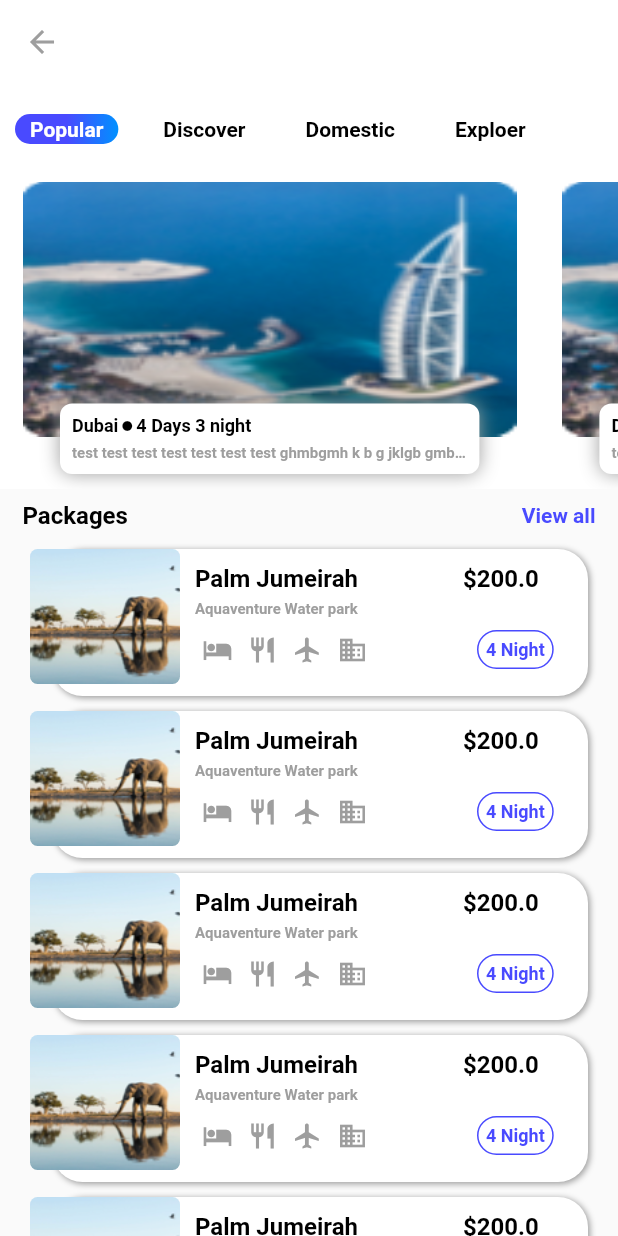
After one commit to kavathiyatulsi/fluttercohort, a Flutter app: the screen it shows after launch, after a tap on "ITALY", on a phone screen of 412 x 824 dp. The commit adds this screen. Run offline on Flutter 3.47's test engine with Material 2 defaults, Android fonts, the phone set to English and light mode, and no system bars; our stand-ins replace cloud_firestore, firebase_auth, rxdart, toast; accounts and stored records are empty; Roboto replaces fonts that are missing (Poppins-Medium.ttf, Poppins-Regular.ttf, Poppins-SemiBold.ttf).

Commit message:
Create UI of Packages view

```diff
--- a/lib/main.dart
+++ b/lib/main.dart
@@ -16,3 +16,7 @@ class MyApp extends StatelessWidget {
     );
   }
 }
+extension WidgetPadding on Widget {
+  Widget paddingAll(double padding) =>
+      Padding(padding: EdgeInsets.all(padding), child: this);
+}
--- a/lib/screen/home/home_screen.dart
+++ b/lib/screen/home/home_screen.dart
@@ -1,6 +1,6 @@
 import 'package:cohort_app/screen/home/widget/BestExperience.dart';
 import 'package:cohort_app/screen/home/widget/BudgetPackage.dart';
-import 'package:cohort_app/screen/home/widget/PackageView.dart';
+import 'package:cohort_app/screen/home/widget/CommonTextView.dart';
 import 'package:cohort_app/screen/home/widget/PopularPackage.dart';
 import 'package:cohort_app/theme/color.dart';
 import 'package:cohort_app/theme/string.dart';
@@ -21,7 +21,7 @@ class _HomeScreenState extends State<HomeScreen> {
             children: <Widget>[
               topView(),
               PopularPackage(),
-              PackageView(bestExperience),
+              CommonTextView(bestExperience),
               BestExperience(),
               BudgetPackage()
             ],
--- a/lib/screen/home/widget/BestExperience.dart
+++ b/lib/screen/home/widget/BestExperience.dart
@@ -4,7 +4,7 @@ import 'package:cohort_app/theme/string.dart';
 import 'package:cohort_app/widget/RaisedGradientButton.dart';
 import 'package:flutter/material.dart';
 
-import 'PackageView.dart';
+import 'CommonTextView.dart';
 
 class BestExperience extends StatefulWidget {
   @override
--- a/lib/screen/home/widget/BudgetPackage.dart
+++ b/lib/screen/home/widget/BudgetPackage.dart
@@ -3,7 +3,7 @@ import 'package:cohort_app/theme/color.dart';
 import 'package:cohort_app/theme/string.dart';
 import 'package:flutter/material.dart';
 
-import 'PackageView.dart';
+import 'CommonTextView.dart';
 
 class BudgetPackage extends StatefulWidget {
   @override
@@ -16,7 +16,7 @@ class _BudgetPackageState extends State<BudgetPackage> {
     return Padding(
       padding: EdgeInsets.symmetric(vertical: 20.0),
       child: Column(
-        children: <Widget>[PackageView(budgetPackages),
+        children: <Widget>[CommonTextView(budgetPackages),
           sizeBox(15),
           popularPackageList()],
       ),
--- a/lib/screen/home/widget/PackageView.dart
+++ b/lib/screen/home/widget/CommonTextView.dart
@@ -2,10 +2,10 @@ import 'package:cohort_app/theme/color.dart';
 import 'package:cohort_app/theme/string.dart';
 import 'package:flutter/material.dart';
 
-class PackageView extends StatelessWidget {
+class CommonTextView extends StatelessWidget {
   String title;
 
-  PackageView(this.title);
+  CommonTextView(this.title);
 
   @override
   Widget build(BuildContext context) {
--- a/lib/screen/home/widget/PopularPackage.dart
+++ b/lib/screen/home/widget/PopularPackage.dart
@@ -1,9 +1,10 @@
 import 'package:cohort_app/common/SizeBoxView.dart';
+import 'package:cohort_app/screen/packages/package_screen.dart';
 import 'package:cohort_app/theme/color.dart';
 import 'package:cohort_app/theme/string.dart';
 import 'package:flutter/material.dart';
 
-import 'PackageView.dart';
+import 'CommonTextView.dart';
 
 class PopularPackage extends StatefulWidget {
   @override
@@ -16,15 +17,10 @@ class _PopularPackageState extends State<PopularPackage> {
     return Padding(
       padding: EdgeInsets.symmetric(vertical: 20.0),
       child: Column(
-        children: <Widget>[
-          PackageView(popularPackages),
-          popularPackageList()
-        ],
+        children: <Widget>[CommonTextView(popularPackages), popularPackageList()],
       ),
     );
   }
-
-
 
   Widget popularPackageList() {
     return Container(
@@ -39,7 +35,12 @@ class _PopularPackageState extends State<PopularPackage> {
   }
 
   Widget getRow(int index) {
-    return Padding(
+    return GestureDetector(
+      onTap: () {
+        Navigator.push(
+            context, MaterialPageRoute(builder: (_) => PackageScreen()));
+      },
+      child: Padding(
           padding: EdgeInsets.all(10.0),
           child: Container(
             width: 120.0,
@@ -69,8 +70,10 @@ class _PopularPackageState extends State<PopularPackage> {
                       sizeBox(5.0),
                       Text(
                         'Burana\nisland'.toUpperCase(),
-                      style:
-                          Theme.of(context).textTheme.body2.apply(color: white),
+                        style: Theme.of(context)
+                            .textTheme
+                            .body2
+                            .apply(color: white),
                       ),
                       sizeBox(5.0),
                       Text(
@@ -81,13 +84,12 @@ class _PopularPackageState extends State<PopularPackage> {
                             fontFamily: poppinsMedium),
                       ),
                       sizeBox(5.0),
-
                     ],
                   ),
                 ),
                 Positioned(
                   bottom: 9.0,
-                right:0,
+                  right: 0,
                   left: 0,
                   child: Align(
                     child: Container(
@@ -113,6 +115,7 @@ class _PopularPackageState extends State<PopularPackage> {
                 ),
               ],
             ),
-        ));
+          )),
+    );
   }
 }
--- /dev/null
+++ b/lib/screen/packages/package_screen.dart
@@ -0,0 +1,39 @@
+import 'package:cohort_app/common/SizeBoxView.dart';
+import 'package:cohort_app/screen/home/widget/CommonTextView.dart';
+import 'package:cohort_app/screen/packages/widget/PackagesView.dart';
+import 'package:cohort_app/screen/packages/widget/SelectedCategory.dart';
+import 'package:cohort_app/theme/color.dart';
+import 'package:cohort_app/theme/string.dart';
+import 'package:flutter/material.dart';
+
+class PackageScreen extends StatefulWidget {
+  @override
+  _PackageScreenState createState() => _PackageScreenState();
+}
+
+class _PackageScreenState extends State<PackageScreen> {
+  @override
+  Widget build(BuildContext context) {
+    return Scaffold(
+      appBar: AppBar(
+        backgroundColor: white,
+        leading: GestureDetector(
+            onTap: (){
+              Navigator.pop(context);
+            },
+            child: Icon(Icons.arrow_back,color: gray,)),
+        elevation: 0.0,
+      ),
+      body: Column(
+      children: <Widget>[
+        SelectedCategory(),
+        sizeBox(8),
+        CommonTextView(packages),
+        sizeBox(8),
+        PackagesView()
+
+      ],
+      ),
+    );
+  }
+}
--- /dev/null
+++ b/lib/screen/packages/widget/PackagesView.dart
@@ -0,0 +1,134 @@
+import 'package:cohort_app/common/SizeBoxView.dart';
+import 'package:cohort_app/theme/color.dart';
+import 'package:cohort_app/theme/string.dart';
+import 'package:flutter/material.dart';
+import 'package:cohort_app/theme/style.dart';
+
+class PackagesView extends StatefulWidget {
+  @override
+  _PackagesViewState createState() => _PackagesViewState();
+}
+
+class _PackagesViewState extends State<PackagesView> {
+  @override
+  Widget build(BuildContext context) {
+    return Expanded(
+      child: Container(
+          width: MediaQuery.of(context).size.width,
+          child: ListView.builder(
+              scrollDirection: Axis.vertical,
+              itemCount: 10,
+              itemBuilder: (BuildContext context, int index) {
+                return getRow(index);
+              })),
+    );
+  }
+
+  Widget getRow(int index) {
+    return Padding(
+      padding: const EdgeInsets.all(5.0),
+      child: Stack(
+        children: <Widget>[
+          Container(
+            padding: EdgeInsets.symmetric(vertical: 10, horizontal: 10.0),
+            margin: EdgeInsets.only(left: 30.0, right: 15),
+            decoration: BoxDecoration(
+                color: white,
+                borderRadius: BorderRadius.all(
+                  Radius.circular(20.0),
+                ),
+                boxShadow: [
+                  BoxShadow(
+                      color: Colors.grey,
+                      blurRadius: 3.0,
+                      offset: Offset(1.0, 1.0)),
+                ]),
+            child: Padding(
+              padding: const EdgeInsets.only(left: 85.0),
+              child: Row(
+                children: <Widget>[
+                  Column(
+                    mainAxisSize: MainAxisSize.max,
+                    crossAxisAlignment: CrossAxisAlignment.start,
+                    children: <Widget>[
+                      Row(
+                        mainAxisAlignment: MainAxisAlignment.spaceBetween,
+                        children: <Widget>[
+                          Text(
+                            'Palm Jumeirah',
+                            style: blackMediumSize16,
+                          ),
+                          SizedBox(
+                            width: 70.0,
+                          ),
+                          Text(
+                            "\$200.0",
+                            style: blackMediumSize16,
+                          ),
+                        ],
+                      ),
+                      sizeBox(5),
+                      Text(
+                        'Aquaventure Water park',
+                        style: grayRegularSize10,
+                      ),
+                      Row(
+                        children: <Widget>[
+                          getIcon(Icons.hotel),
+                          getIcon(Icons.restaurant),
+                          getIcon(Icons.flight),
+                          getIcon(Icons.business),
+                          SizedBox(
+                            width: 60.0,
+                          ),
+                          Padding(
+                            padding: const EdgeInsets.all(8.0),
+                            child: Container(
+                              decoration: BoxDecoration(
+                                  borderRadius: BorderRadius.all(
+                                    Radius.circular(15.0),
+                                  ),
+                                  border: Border.all(color: blue, width: 1.0)),
+                              child: Padding(
+                                padding: const EdgeInsets.all(5.0),
+                                child: Text(
+                                  '4 Night',
+                                  style: TextStyle(fontSize: 12.0, color: blue),
+                                ),
+                              ),
+                            ),
+                          )
+                        ],
+                      )
+                    ],
+                  )
+                ],
+              ),
+            ),
+          ),
+          Container(
+            margin: EdgeInsets.only(left: 15),
+            width: 100.0,
+            height: 90.0,
+            decoration: BoxDecoration(
+              borderRadius: BorderRadius.all(Radius.circular(5.0)),
+              image: new DecorationImage(
+                  image: new AssetImage(brazil), fit: BoxFit.cover),
+            ),
+          ),
+        ],
+      ),
+    );
+  }
+
+  Widget getIcon(IconData icon) {
+    return Padding(
+      padding: const EdgeInsets.all(5.0),
+      child: Icon(
+        icon,
+        color: gray,
+        size: 20.0,
+      ),
+    );
+  }
+}
--- /dev/null
+++ b/lib/screen/packages/widget/SelectedCategory.dart
@@ -0,0 +1,178 @@
+import 'package:cohort_app/common/SizeBoxView.dart';
+import 'package:cohort_app/theme/color.dart';
+import 'package:cohort_app/theme/string.dart';
+import 'package:cohort_app/theme/style.dart';
+import 'package:flutter/material.dart';
+
+class SelectedCategory extends StatefulWidget {
+  @override
+  _SelectedCategoryState createState() => _SelectedCategoryState();
+}
+
+class _SelectedCategoryState extends State<SelectedCategory>
+    with SingleTickerProviderStateMixin {
+  AnimationController _animatedContainer;
+
+  int selectedIndex = 0;
+
+  @override
+  void initState() {
+    _animatedContainer = AnimationController(vsync: this);
+    super.initState();
+  }
+
+  @override
+  void dispose() {
+    _animatedContainer.dispose();
+    super.dispose();
+  }
+
+  @override
+  Widget build(BuildContext context) {
+    return Column(
+      children: <Widget>[
+        Container(
+          height: 60.0,
+          color: white,
+          child: ListView.builder(
+              scrollDirection: Axis.horizontal,
+              itemCount: categoryList.length,
+              itemBuilder: (BuildContext context, int index) {
+                return selectedCategoryList(index);
+              }),
+        ),
+        Category()
+      ],
+    );
+  }
+
+  Widget selectedCategoryList(int index) {
+    return GestureDetector(
+      onTap: () {
+        setState(() {
+          selectedIndex = index;
+        });
+      },
+      child: Padding(
+        padding: const EdgeInsets.symmetric(horizontal: 10, vertical: 20),
+        child: Container(
+          padding: EdgeInsets.only(right: 10, left: 10, top: 2, bottom: 2),
+          decoration: BoxDecoration(
+              color: index == selectedIndex ? blue : white,
+              gradient:
+                  index == selectedIndex ? buttonGradient : buttonGradientWhite,
+              borderRadius: BorderRadius.all(Radius.circular(15.0))),
+          child: Text(
+            categoryList[index],
+            style: TextStyle(
+                fontSize: 14.0, color: index == selectedIndex ? white : black),
+          ),
+        ),
+      ),
+    );
+  }
+}
+
+class Category extends StatefulWidget {
+  @override
+  _CategoryState createState() => _CategoryState();
+}
+
+class _CategoryState extends State<Category> {
+  @override
+  Widget build(BuildContext context) {
+    return Container(
+      height: 210.0,
+      width: MediaQuery.of(context).size.width,
+      color: white,
+      child: ListView.builder(
+          scrollDirection: Axis.horizontal,
+          itemCount: 10,
+          itemBuilder: (BuildContext context, int index) {
+            return categoryViewList(index);
+          }),
+    );
+  }
+
+  Widget categoryViewList(int index) {
+    return Stack(
+      children: <Widget>[
+        Padding(
+          padding: const EdgeInsets.all(5.0),
+          child: Container(
+            margin: EdgeInsets.symmetric(horizontal: 10.0),
+            width: MediaQuery.of(context).size.width * 0.8,
+            height: 170,
+            decoration: BoxDecoration(
+                borderRadius: BorderRadius.all(
+              Radius.circular(20.0),
+            )),
+            child: Image.asset(
+              dubai,
+              fit: BoxFit.fill,
+            ),
+          ),
+        ),
+        Positioned(
+          bottom: 0.0,
+          right: 30.0,
+          left: 30.0,
+          child: Padding(
+            padding: EdgeInsets.all(10.0),
+            child: Container(
+              decoration: BoxDecoration(
+                  color: white,
+                  borderRadius: BorderRadius.all(
+                    Radius.circular(8.0),
+                  ),
+                  boxShadow: [
+                    BoxShadow(
+                      color: Colors.grey,
+                      blurRadius: 10.0,
+                    ),
+                  ]),
+              child: Padding(
+                padding: const EdgeInsets.all(8.0),
+                child: Column(
+                  crossAxisAlignment: CrossAxisAlignment.start,
+                  children: <Widget>[
+                    Row(
+                      children: <Widget>[
+                        Text(
+                          'Dubai',
+                          style: blackSize12,
+                        ),
+                        SizedBox(
+                          width: 2.0,
+                        ),
+                        Icon(
+                          Icons.brightness_1,
+                          size: 8.0,
+                          color: black,
+                        ),
+                        SizedBox(
+                          width: 2.0,
+                        ),
+                        Text(
+                          '4 Days 3 night',
+                          style: blackSize12,
+                        ),
+                      ],
+                    ),
+                    sizeBox(5.0),
+                    Text(
+                      'test test test test test test test ghmbgmh k b g jklgb gmbfb fbmfbfgn bg b kbgkb g b fgbkfgb mbfbk  knk m fn jk ',
+                      style: grayRegularSize10,
+                      maxLines: 1,
+                      overflow: TextOverflow.ellipsis,
+                    ),
+                  ],
+                ),
+              ),
+            ),
+          ),
+        )
+      ],
+    );
+  }
+}
--- a/lib/theme/color.dart
+++ b/lib/theme/color.dart
@@ -8,3 +8,5 @@ Color gray = Colors.grey;
 Color lightGray = Color(0xFFC9C8C8);
 Color blue =Color(0xFF494AFF);
 Color lightBlue =Color(0xFF0091FF);
+Gradient buttonGradient = LinearGradient(colors: <Color>[blue, blue, lightBlue]);
+Gradient buttonGradientWhite = LinearGradient(colors: <Color>[white, white, white]);
--- a/lib/theme/string.dart
+++ b/lib/theme/string.dart
@@ -63,6 +63,10 @@ String quickJourney =
     'A quick Journey into florence\'s most importan monuments';
 String viewTripDetails = 'View trip detail';
 
+
+//Packages view  screen
+String packages ='Packages';
+
 //MyTrip Screen
 String myTrips = 'My Trips';
 String giveReview = 'Give Review';
@@ -113,3 +117,12 @@ String toastRegisterSuccess = 'Login successfully';
 
 //Constant key
 String ERROR_EMAIL_ALREADY_IN_USE = "ERROR_EMAIL_ALREADY_IN_USE";
+
+
+
+List<String> categoryList = [
+  'Popular',
+  'Discover',
+  'Domestic',
+  'Exploer'
+];
--- a/lib/theme/style.dart
+++ b/lib/theme/style.dart
@@ -34,9 +34,9 @@ ThemeData themeData = ThemeData(
             fontFamily: poppinsMedium,
             fontWeight: FontWeight.w600)));
 
-TextStyle textSize10 =
-    TextStyle(fontSize: 10.0, color: white, fontFamily: poppinsMedium);
-TextStyle profileTextSmall =
-    TextStyle(fontSize: 9.0, color: gray, fontFamily: poppinsRegular);
-TextStyle profileTextBig =
-    TextStyle(fontSize: 14.0, color: black, fontFamily: poppinsMedium);
+TextStyle textSize10 = TextStyle(fontSize: 10.0, color: white, fontFamily: poppinsMedium);
+TextStyle profileTextSmall = TextStyle(fontSize: 9.0, color: gray, fontFamily: poppinsRegular);
+TextStyle profileTextBig = TextStyle(fontSize: 14.0, color: black, fontFamily: poppinsMedium);
+TextStyle grayRegularSize10 = TextStyle(fontSize: 10.0, color: gray, fontFamily: poppinsRegular);
+TextStyle blackMediumSize16 = TextStyle(fontSize: 16.0, color: black, fontFamily: poppinsMedium);
+TextStyle blackSize12 = TextStyle(fontSize: 12.0, color: black, fontFamily: poppinsRegular);
```
Also changed, not shown: 1 other file. Lines whose indentation alone changed are shown as unchanged.
